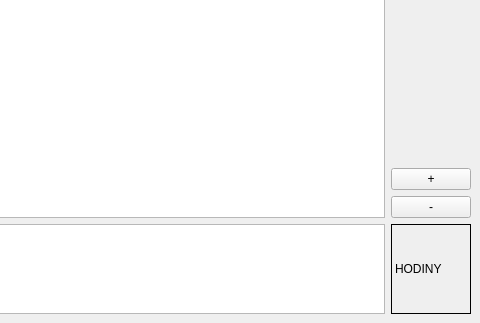
Before: the Qt Designer form proj/mainwindow.ui in boisbb/ICP, drawn with Qt 5; both pictures show x 139 to 619 and y 136 to 459 of the 619 by 459 pixel window.
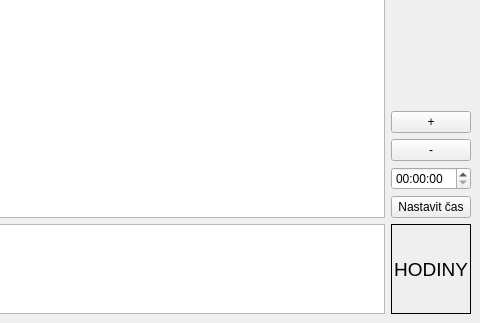
After: the same form once the commit is applied.

Commit message: kliknetě pro zobrazení fix + nastavení času

The edit to the form file:
```diff
--- a/proj/mainwindow.ui
+++ b/proj/mainwindow.ui
@@ -66,7 +66,7 @@
       <item alignment="Qt::AlignBottom">
        <widget class="QPushButton" name="button_plus">
         <property name="sizePolicy">
-         <sizepolicy hsizetype="Maximum" vsizetype="Fixed">
+         <sizepolicy hsizetype="Minimum" vsizetype="Fixed">
           <horstretch>0</horstretch>
           <verstretch>0</verstretch>
          </sizepolicy>
@@ -79,7 +79,7 @@
       <item>
        <widget class="QPushButton" name="button_minus">
         <property name="sizePolicy">
-         <sizepolicy hsizetype="Maximum" vsizetype="Fixed">
+         <sizepolicy hsizetype="Minimum" vsizetype="Fixed">
           <horstretch>0</horstretch>
           <verstretch>0</verstretch>
          </sizepolicy>
@@ -89,6 +89,29 @@
         </property>
        </widget>
       </item>
+      <item>
+       <widget class="QTimeEdit" name="timeEdit">
+        <property name="sizePolicy">
+         <sizepolicy hsizetype="Minimum" vsizetype="Fixed">
+          <horstretch>0</horstretch>
+          <verstretch>0</verstretch>
+         </sizepolicy>
+        </property>
+       </widget>
+      </item>
+      <item>
+       <widget class="QPushButton" name="time_changer">
+        <property name="sizePolicy">
+         <sizepolicy hsizetype="Maximum" vsizetype="Fixed">
+          <horstretch>0</horstretch>
+          <verstretch>0</verstretch>
+         </sizepolicy>
+        </property>
+        <property name="text">
+         <string>Nastavit čas</string>
+        </property>
+       </widget>
+      </item>
      </layout>
     </item>
     <item row="0" column="0">
@@ -103,8 +126,14 @@
     </item>
     <item row="2" column="1">
      <widget class="QLabel" name="clock">
+      <property name="font">
+       <font>
+        <family>Ubuntu</family>
+        <pointsize>14</pointsize>
+       </font>
+      </property>
       <property name="layoutDirection">
-       <enum>Qt::LeftToRight</enum>
+       <enum>Qt::RightToLeft</enum>
       </property>
       <property name="frameShape">
        <enum>QFrame::Box</enum>
@@ -115,6 +144,12 @@
       <property name="text">
        <string>HODINY</string>
       </property>
+      <property name="textFormat">
+       <enum>Qt::AutoText</enum>
+      </property>
+      <property name="alignment">
+       <set>Qt::AlignCenter</set>
+      </property>
      </widget>
     </item>
    </layout>
```
Left out of the diff: 4 changed lines with no effect on the pictures. The commit also changes 2 other files.
